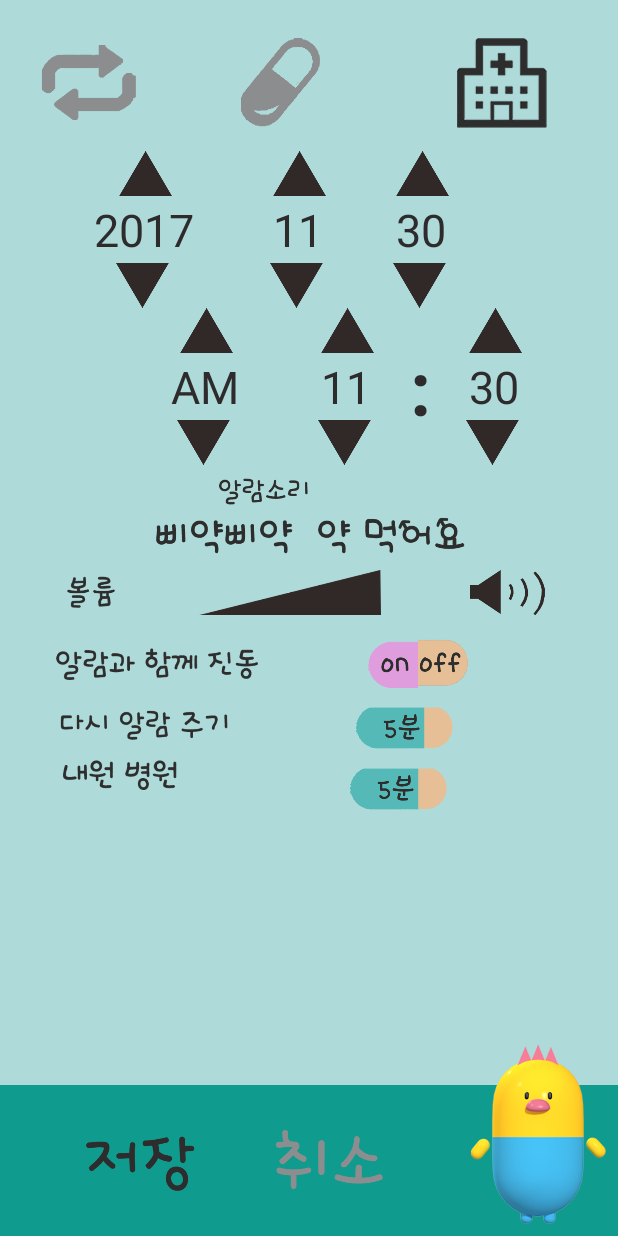
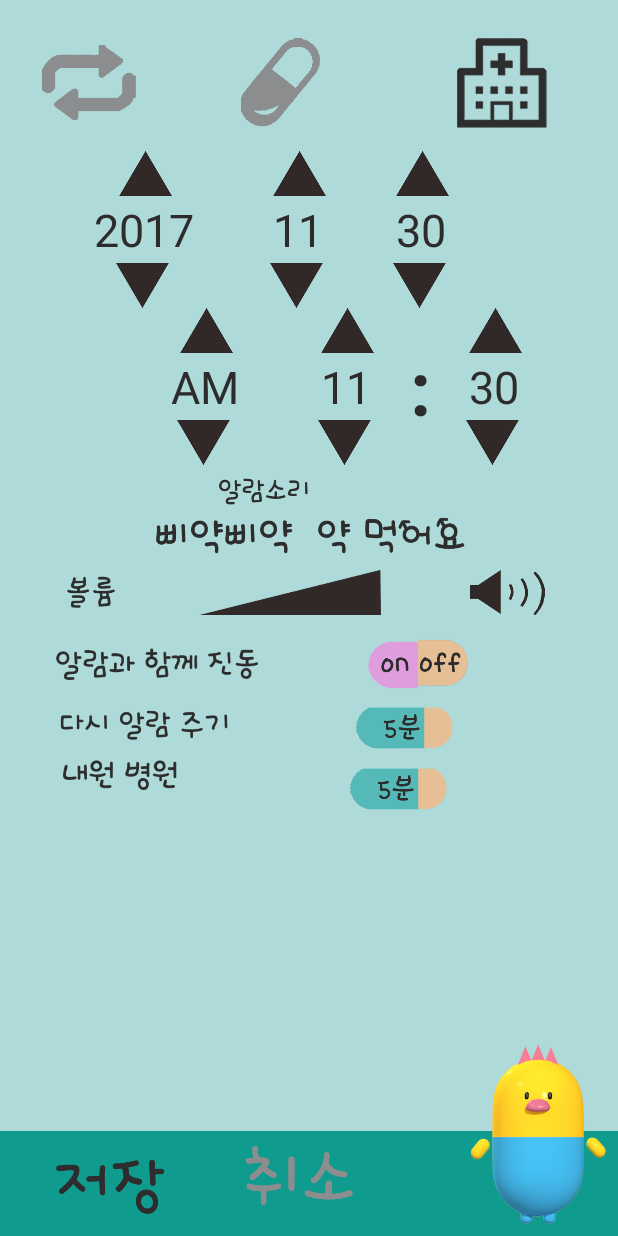
Before and after one commit to u0n0m/piyagi, an Android app: the HospitalActivity screen opened directly, with no data from a screen before it, on a phone screen of 412 x 824 dp. Run offline under Robolectric (Android 15) with nearby library versions, the phone set to English and light mode, and no system bars.

```diff
--- a/app/src/main/java/com/onedayone/piyagi/MainActivity.java
+++ b/app/src/main/java/com/onedayone/piyagi/MainActivity.java
@@ -30,7 +30,7 @@ public class MainActivity extends AppCompatActivity {
 
     @Override
     protected void onCreate(Bundle savedInstanceState) {
-        startActivity(new Intent(this, SplashActivity.class));
+        //startActivity(new Intent(this, SplashActivity.class));
 
         super.onCreate(savedInstanceState);
         setContentView(R.layout.activity_main);
--- a/app/src/main/java/com/onedayone/piyagi/SplashActivity.java
+++ b/app/src/main/java/com/onedayone/piyagi/SplashActivity.java
@@ -20,6 +20,7 @@ public class SplashActivity extends Activity{
 
             @Override
             public void run() {
+                startActivity(new Intent(getApplicationContext(), MainActivity.class));
                 finish();       // 3 초후 이미지를 닫아버림
             }
         }, 2000);
--- a/app/src/main/res/layout/hospital_main.xml
+++ b/app/src/main/res/layout/hospital_main.xml
@@ -349,9 +349,9 @@
     <RelativeLayout
         android:id="@+id/bottom_menu1"
         android:layout_width="match_parent"
-        android:layout_height="wrap_content"
+        android:layout_height="70dp"
         android:layout_marginTop="10dp"
-        android:padding="30dp"
+        android:padding="10dp"
         android:background="#0F9B8E"
         android:layout_alignParentBottom="true" >
         <ImageButton
```
Also changed, not shown: app/src/main/AndroidManifest.xml (+5 -6 lines).
